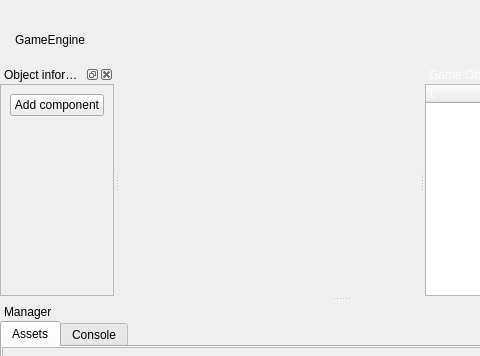
jimlin2004/GameEngine, file gameEngineEditor/mainwindow.ui: the form before one commit; both pictures show x 0 to 480 and y 0 to 356 of the 681 by 605 pixel window.
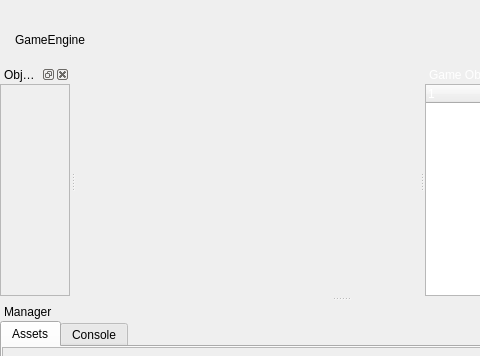
The form after the commit. Icons and pictures are not drawn. Custom widgets are drawn as their Qt base class.

```diff
--- a/gameEngineEditor/mainwindow.ui
+++ b/gameEngineEditor/mainwindow.ui
@@ -133,8 +133,8 @@
             <rect>
              <x>0</x>
              <y>0</y>
-             <width>276</width>
-             <height>483</height>
+             <width>418</width>
+             <height>459</height>
             </rect>
            </property>
            <property name="sizePolicy">
@@ -164,15 +164,7 @@
             </property>
             <item>
              <widget class="QWidget" name="widget_addComponentWrap" native="true">
-              <layout class="QVBoxLayout" name="verticalLayout_9">
-               <item>
-                <widget class="QPushButton" name="pushButton_addComponent">
-                 <property name="text">
-                  <string>Add component</string>
-                 </property>
-                </widget>
-               </item>
-              </layout>
+              <layout class="QVBoxLayout" name="verticalLayout_9"/>
              </widget>
             </item>
             <item>
```
